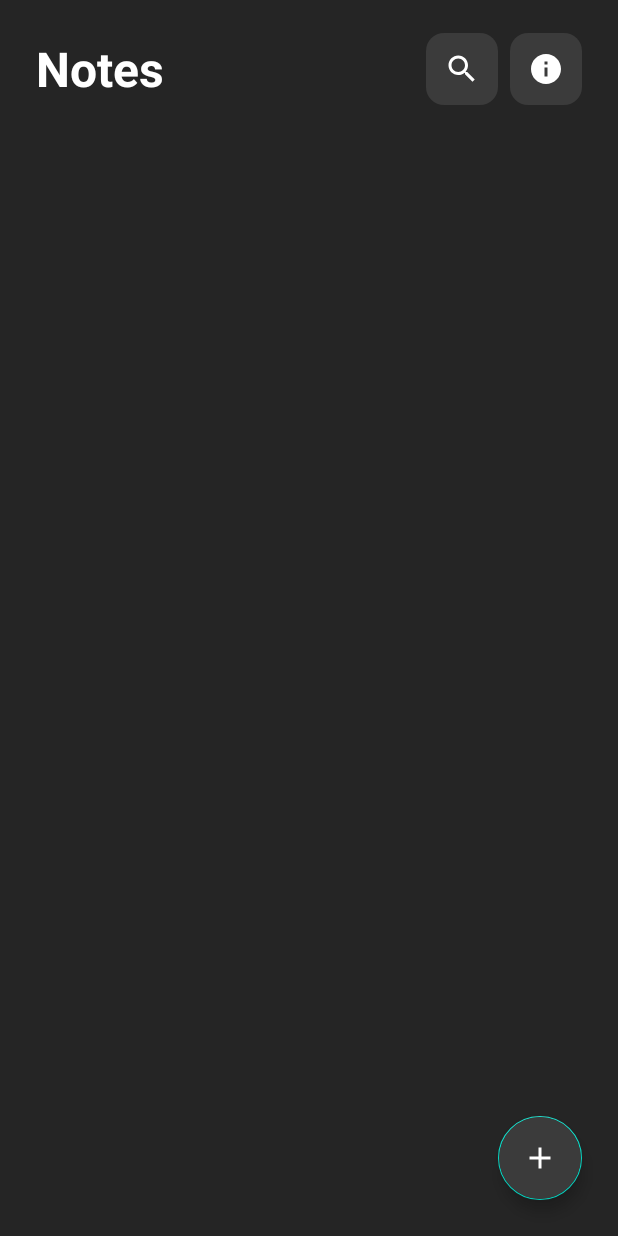
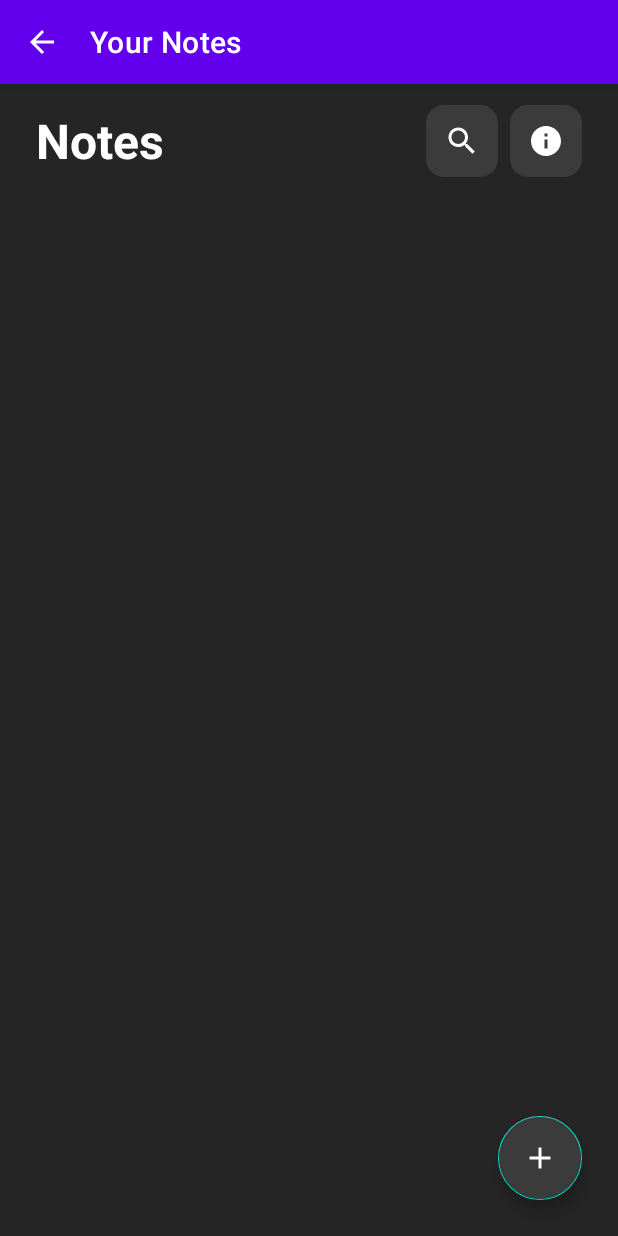
Before and after one commit to Pasha-007/NotesApp, an Android app built with Jetpack Compose: the layout fragment_notes_list.xml on its own in the app's theme, with its tools: preview values and no code run, on a phone screen of 412 x 824 dp. Run offline under Robolectric (Android 15) with nearby library versions, the phone set to English and light mode, and no system bars.

Commit message:
Notes List page
Setup NotesListFragment, NotesAdapter, and CreateNoteFragment.

```diff
--- a/app/build.gradle.kts
+++ b/app/build.gradle.kts
@@ -76,4 +76,8 @@ dependencies {
 
     // Fragment KTX
     implementation("androidx.fragment:fragment-ktx:1.8.5")
+
+    // Recycler View
+    implementation ("androidx.recyclerview:recyclerview:1.4.0")
+    implementation ("androidx.recyclerview:recyclerview-selection:1.2.0")
 }
--- a/app/src/main/java/com/asg/notesapp/ui/auth/ForgotPasswordFragment.kt
+++ b/app/src/main/java/com/asg/notesapp/ui/auth/ForgotPasswordFragment.kt
@@ -27,7 +27,7 @@ class ForgotPasswordFragment : Fragment() {
 
     override fun onViewCreated(view: View, savedInstanceState: Bundle?) {
         super.onViewCreated(view, savedInstanceState)
-        (requireActivity() as MainActivity).hideActionBar()
+        (requireActivity() as MainActivity)
         setupClickListeners()
         observeAuthState()
     }
--- a/app/src/main/java/com/asg/notesapp/ui/auth/SignInFragment.kt
+++ b/app/src/main/java/com/asg/notesapp/ui/auth/SignInFragment.kt
@@ -32,7 +32,7 @@ class SignInFragment : Fragment() {
 
     override fun onViewCreated(view: View, savedInstanceState: Bundle?) {
         super.onViewCreated(view, savedInstanceState)
-        (requireActivity() as MainActivity).hideActionBar()
+        (requireActivity() as MainActivity)
         setupClickListeners()
         observeAuthState()
     }
--- a/app/src/main/java/com/asg/notesapp/ui/auth/SignUpFragment.kt
+++ b/app/src/main/java/com/asg/notesapp/ui/auth/SignUpFragment.kt
@@ -34,7 +34,7 @@ class SignUpFragment : Fragment() {
 
     override fun onViewCreated(view: View, savedInstanceState: Bundle?) {
         super.onViewCreated(view, savedInstanceState)
-        (requireActivity() as MainActivity).hideActionBar()
+        (requireActivity() as MainActivity)
         setupClickListeners()
         observeAuthState()
     }
--- /dev/null
+++ b/app/src/main/res/drawable/ic_arrow_back.xml
@@ -0,0 +1,11 @@
+<vector xmlns:android="http://schemas.android.com/apk/res/android"
+    android:width="24dp"
+    android:height="24dp"
+    android:viewportWidth="24"
+    android:viewportHeight="24"
+    android:tint="?attr/colorOnPrimary">
+
+    <path
+        android:fillColor="@android:color/black"
+        android:pathData="M20,11H7.83l5.59-5.59L12,4l-8,8 8,8 1.41-1.41L7.83,13H20v-2z" />
+</vector>
--- a/app/src/main/res/layout/fragment_notes_list.xml
+++ b/app/src/main/res/layout/fragment_notes_list.xml
@@ -1,11 +1,30 @@
 <?xml version="1.0" encoding="utf-8"?>
-<androidx.constraintlayout.widget.ConstraintLayout xmlns:android="http://schemas.android.com/apk/res/android"
+<androidx.constraintlayout.widget.ConstraintLayout
+    xmlns:android="http://schemas.android.com/apk/res/android"
     xmlns:app="http://schemas.android.com/apk/res-auto"
+    xmlns:tools="http://schemas.android.com/tools"
     android:layout_width="match_parent"
     android:layout_height="match_parent"
-    android:background="#252525">
+    android:background="#252525"
+    android:fitsSystemWindows="true">
 
     <!-- Top Bar -->
+    <com.google.android.material.appbar.MaterialToolbar
+        android:id="@+id/toolbar"
+        android:layout_width="0dp"
+        android:layout_height="?attr/actionBarSize"
+        android:background="?attr/colorPrimary"
+        android:theme="@style/ThemeOverlay.Material3.Dark.ActionBar"
+        android:elevation="4dp"
+        app:title="Your Notes"
+        app:navigationIcon="@drawable/ic_arrow_back"
+        app:navigationIconTint="@android:color/white"
+        app:contentInsetStartWithNavigation="0dp"
+        app:layout_constraintTop_toTopOf="parent"
+        app:layout_constraintStart_toStartOf="parent"
+        app:layout_constraintEnd_toEndOf="parent" />
+
+    <!-- Big title below the toolbar (no overlap) -->
     <TextView
         android:id="@+id/textViewTitle"
         android:layout_width="wrap_content"
@@ -14,8 +33,9 @@
         android:textColor="#FFFFFF"
         android:textSize="32sp"
         android:textStyle="bold"
-        android:layout_margin="24dp"
-        app:layout_constraintTop_toTopOf="parent"
+        android:layout_marginStart="24dp"
+        android:layout_marginTop="16dp"
+        app:layout_constraintTop_toBottomOf="@id/toolbar"
         app:layout_constraintStart_toStartOf="parent" />
 
     <ImageView
@@ -94,7 +114,7 @@
         android:layout_height="wrap_content"
         android:src="@drawable/ic_add"
         android:backgroundTint="#3B3B3B"
-        app:tint="#FFFFFF"
+        app:tint="#ffffff"
         android:layout_margin="24dp"
         app:layout_constraintBottom_toBottomOf="parent"
         app:layout_constraintEnd_toEndOf="parent" />
--- a/app/src/main/res/navigation/nav_graph.xml
+++ b/app/src/main/res/navigation/nav_graph.xml
@@ -59,6 +59,9 @@
         android:id="@+id/homeFragment"
         android:name="com.asg.notesapp.ui.home.HomeFragment"
         android:label="Home">
+        <action
+            android:id="@+id/action_homeFragment_to_notesListFragment"
+            app:destination="@id/notesListFragment" />
     </fragment>
 
     <!-- Notes Flow -->
--- a/app/src/main/res/values/themes.xml
+++ b/app/src/main/res/values/themes.xml
@@ -1,6 +1,6 @@
 <resources xmlns:tools="http://schemas.android.com/tools">
     <!-- Base application theme. -->
-    <style name="Base.Theme.NotesApp" parent="Theme.MaterialComponents.DayNight">
+    <style name="Base.Theme.NotesApp" parent="Theme.MaterialComponents.DayNight.NoActionBar">
         <item name="colorPrimary">@color/purple_500</item>
         <item name="colorPrimaryVariant">@color/purple_700</item>
         <item name="colorOnPrimary">@color/white</item>
```
Also changed, not shown: app/src/main/java/com/asg/notesapp/MainActivity.kt (+5 -24 lines), app/src/main/java/com/asg/notesapp/ui/home/HomeFragment.kt (+9 -1 lines), app/src/main/java/com/asg/notesapp/ui/notes/CreateNoteFragment.kt (added, +119 -0 lines), app/src/main/java/com/asg/notesapp/ui/notes/NotesAdapter.kt (added, +60 -0 lines), app/src/main/java/com/asg/notesapp/ui/notes/NotesListFragment.kt (added, +121 -0 lines), app/src/main/res/layout/fragment_home.xml (+31 -2 lines).
